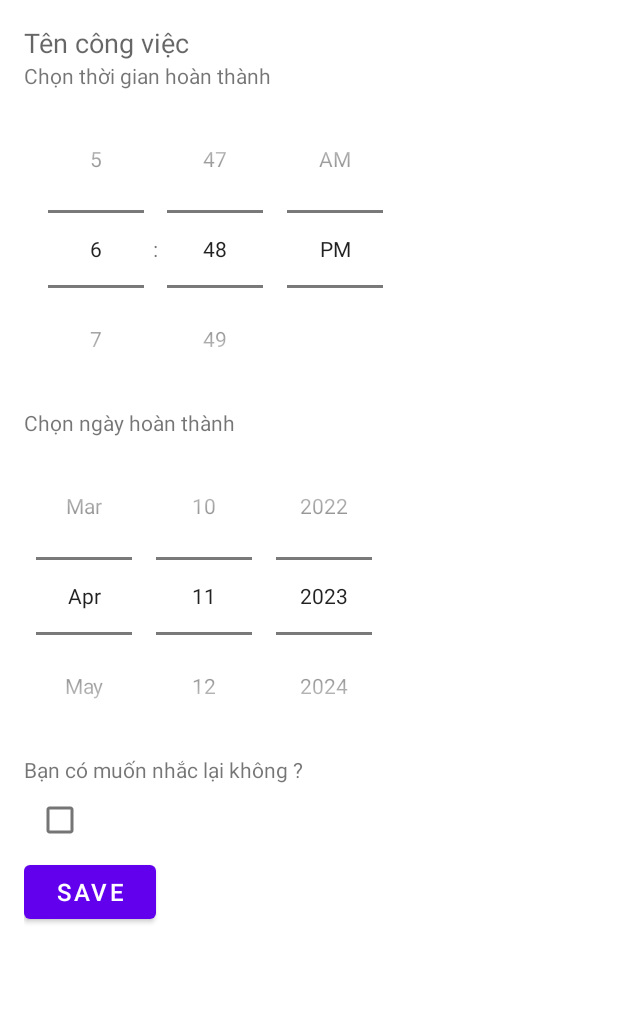
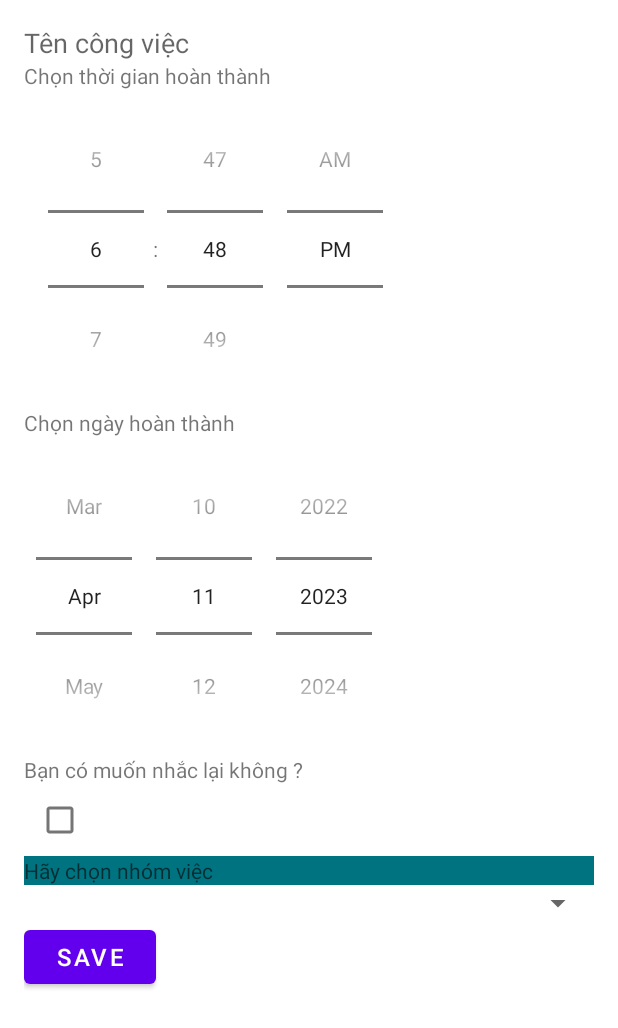
Before and after one commit to LvNammm/LTPhone, an Android app: the layout new_task.xml on its own in the app's theme, with its tools: preview values and no code run, on a phone screen of 412 x 824 dp. Shown: the top 1028 px of the screen. Run offline under Robolectric (Android 15) with nearby library versions, the phone set to English and light mode, and no system bars.

Commit message:
done task-group task

```diff
--- a/app/src/main/java/com/example/ltuddd/EditGroupTask.java
+++ b/app/src/main/java/com/example/ltuddd/EditGroupTask.java
@@ -141,4 +141,10 @@ public class EditGroupTask extends AppCompatActivity implements View.OnClickList
                 break;
         }
     }
+
+    @Override
+    public void onBackPressed() {
+        Intent intent = new Intent(EditGroupTask.this, ListTask.class);
+        startActivity(intent);
+    }
 }
--- a/app/src/main/java/com/example/ltuddd/adapter/ToDoAdapter.java
+++ b/app/src/main/java/com/example/ltuddd/adapter/ToDoAdapter.java
@@ -93,7 +93,7 @@ public class ToDoAdapter extends RecyclerView.Adapter<ToDoAdapter.ViewHolder> {
 
 
     public void editItem(int position) {
-        Task item = todoList.get(position-1);
+        Task item = todoList.get(position);
 
         isUpdate = true;
         Intent intent = new Intent(context, AddNewTask.class).setFlags(Intent.FLAG_ACTIVITY_NEW_TASK);;
--- a/app/src/main/java/com/example/ltuddd/dao/GroupTaskDao.java
+++ b/app/src/main/java/com/example/ltuddd/dao/GroupTaskDao.java
@@ -14,7 +14,7 @@ import java.util.List;
 @Dao
 public interface GroupTaskDao {
     @Insert
-    void insertGroupTask(GroupTask groupTask);
+    long insertGroupTask(GroupTask groupTask);
 
     @Update
     void updateGroupTask(GroupTask groupTask);
--- a/app/src/main/java/com/example/ltuddd/dao/TaskDao.java
+++ b/app/src/main/java/com/example/ltuddd/dao/TaskDao.java
@@ -14,7 +14,7 @@ import java.util.List;
 @Dao
 public interface TaskDao {
     @Insert
-    void insertTask(Task task);
+    long insertTask(Task task);
 
     @Update
     void updateTask(Task task);
--- a/app/src/main/res/layout/activity_list_task.xml
+++ b/app/src/main/res/layout/activity_list_task.xml
@@ -14,7 +14,7 @@
         android:layout_marginStart="16dp"
         android:layout_marginTop="60dp"
         android:layout_marginBottom="16dp"
-        android:text="Tasks"
+        android:text="All lists"
         android:textColor="@android:color/black"
         android:textSize="32sp"
         android:textStyle="bold" />
--- a/app/src/main/res/layout/new_task.xml
+++ b/app/src/main/res/layout/new_task.xml
@@ -53,12 +53,27 @@
         android:layout_below="@+id/textCheckBox"
         android:checked="false" />
 
+    <TextView
+        android:id="@+id/selection"
+        android:layout_width="match_parent"
+        android:layout_height="wrap_content"
+        android:background="#007380"
+        android:hint="Hãy chọn nhóm việc"
+        android:layout_below="@+id/isRepeat"
+        android:textColor="#ff003c" />
+    <Spinner
+        android:id="@+id/spinner1"
+        android:layout_width="match_parent"
+        android:layout_height="wrap_content"
+        android:layout_below="@+id/selection"
+        />
+
     <Button
         android:id="@+id/newTaskButton"
         android:layout_width="wrap_content"
         android:layout_height="wrap_content"
         android:textSize="16sp"
-        android:layout_below="@+id/isRepeat"
+        android:layout_below="@+id/spinner1"
         android:text="save"
     />
 
```
Also changed, not shown: app/src/main/java/com/example/ltuddd/AddNewTask.java (+43 -12 lines), app/src/main/java/com/example/ltuddd/ListTask.java (+73 -2 lines).
